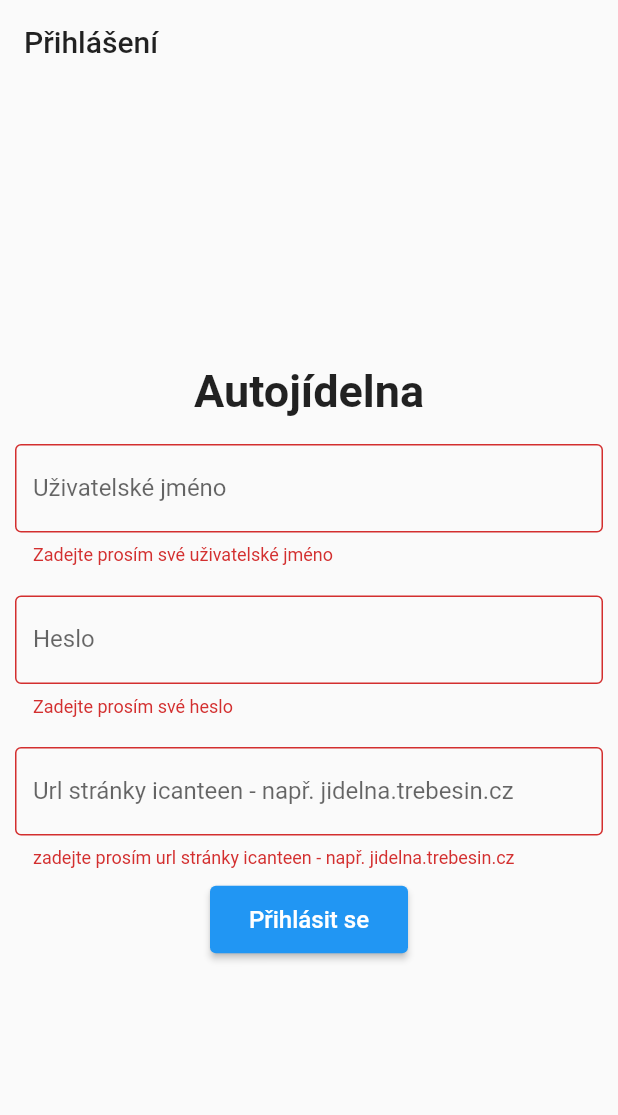
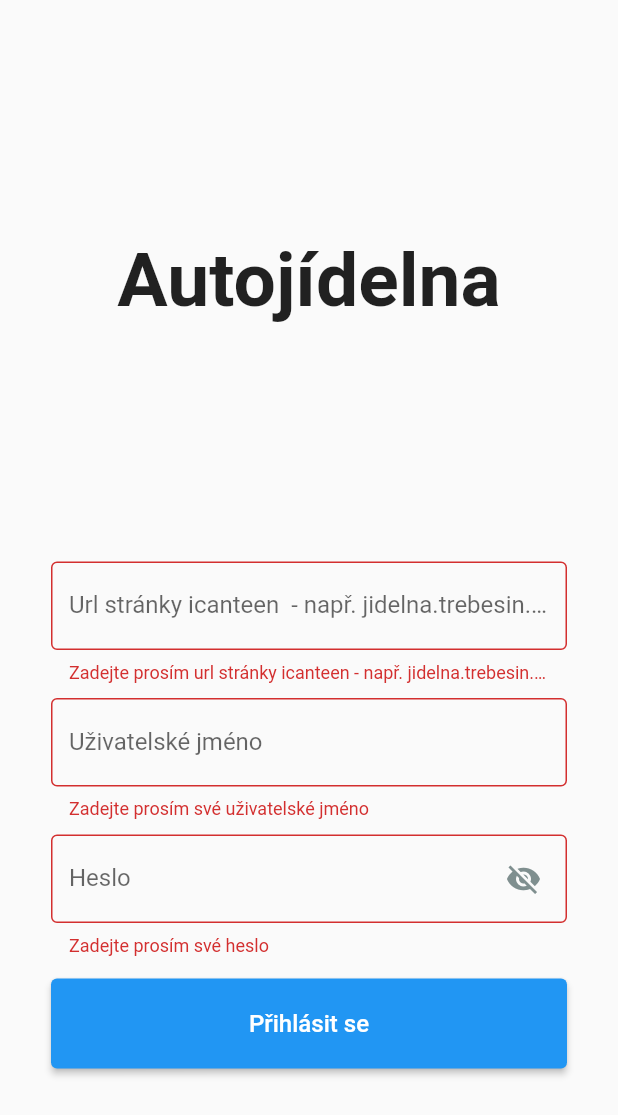
Before and after one commit to App-Elevate/AUT.aplikace-legacy, a Flutter app: the screen it shows after launch, after a tap on "Přihlásit se", on a phone screen of 412 x 824 dp. Shown: the top 1115 px of the screen. Run offline on Flutter 3.47's test engine with Material 2 defaults, Android fonts, the phone set to English and light mode, and no system bars; our stand-ins replace device_info_plus, dio, flutter_secure_storage, flutter_widget_from_html, fluttertoast, package_info and 2 more; missing offline and left inert: canteenlib, install_plugin, markdown; network calls fail.

Commit message:
loginPage styling, code refactoring

```diff
--- a/lib/methods_vars/new_release_download.dart
+++ b/lib/methods_vars/new_release_download.dart
@@ -3,14 +3,14 @@ import 'package:path_provider/path_provider.dart';
 import 'package:dio/dio.dart';
 import 'package:install_plugin/install_plugin.dart';
 import 'package:autojidelna/every_import.dart';
+
 void networkInstallApk(String fileUrl, BuildContext context) async {
   // Find the ScaffoldMessenger in the widget tree
   // and use it to show a SnackBar.
   ValueNotifier valueNotifier = ValueNotifier(-1);
   if (context.mounted && !snackbarshown.shown) {
     ScaffoldMessenger.of(context)
-          .showSnackBar(dynamicSnackbarFunction(
-              'aktualizace',context, valueNotifier))
+        .showSnackBar(dynamicSnackbarFunction('aktualizace', context, valueNotifier))
         .closed
         .then((SnackBarClosedReason reason) {
       snackbarshown.shown = false;
@@ -19,31 +19,31 @@ void networkInstallApk(String fileUrl, BuildContext context) async {
   bool neededInstallPermissionPageShown = false;
   BuildContext? neededInstallPermissionPageContext;
   var status = await Permission.requestInstallPackages.status;
-    while(status.isDenied){
-      if(context.mounted && !neededInstallPermissionPageShown){
+  while (status.isDenied) {
+    if (context.mounted && !neededInstallPermissionPageShown) {
       neededInstallPermissionPageShown = true;
-        Navigator.of(context).push(MaterialPageRoute(
-            builder: (context) {
+      Navigator.of(context).push(MaterialPageRoute(builder: (context) {
         neededInstallPermissionPageContext = context;
-              return const NeededInstallPermissionPage();}));
+        return const NeededInstallPermissionPage();
+      }));
     }
     await Future.delayed(const Duration(seconds: 1));
     status = await Permission.requestInstallPackages.status;
   }
-    if(neededInstallPermissionPageShown && neededInstallPermissionPageContext!.mounted){
+  if (neededInstallPermissionPageShown && neededInstallPermissionPageContext!.mounted) {
+    // ignore: use_build_context_synchronously
     Navigator.of(neededInstallPermissionPageContext!).pop();
   }
   var tempDownloadDir = await getTemporaryDirectory();
   String savePath = "${tempDownloadDir.path}/${fileUrl.substring(fileUrl.lastIndexOf("/") + 1)}";
-    try{
+  try {
     await Dio().download(fileUrl, savePath, onReceiveProgress: (count, total) {
       final value = count / total;
       if (valueNotifier.value != value) {
         valueNotifier.value = value;
       }
     });
-    }
-    catch(e){
+  } catch (e) {
     valueNotifier.value = -2;
     return;
   }
--- a/lib/pages/login.dart
+++ b/lib/pages/login.dart
@@ -22,10 +22,30 @@ class LoginScreen extends StatelessWidget {
           elevation: 0,
           //title color
           foregroundColor: Theme.of(context).textTheme.bodyLarge!.color,
-          title: const Text('Přihlášení'),
         ),
-        body: LoginForm(
+        body: Center(
+          child: Column(
+            mainAxisAlignment: MainAxisAlignment.spaceEvenly,
+            crossAxisAlignment: CrossAxisAlignment.center,
+            children: [
+              Container(
+                margin: const EdgeInsets.only(bottom: 50.0),
+                height: 60,
+                //cool title
+                child: const Text(
+                  'Autojídelna',
+                  style: TextStyle(
+                    fontSize: 50,
+                    fontWeight: FontWeight.bold,
+                    fontFamily: 'Roboto',
+                  ),
+                ),
+              ),
+              LoginForm(
                 setHomeWidget: setHomeWidget,
+              ),
+            ],
+          ),
         ),
       ),
     );
@@ -48,6 +68,8 @@ class _LoginFormState extends State<LoginForm> {
   late final Function setHomeWidget;
   String? passwordErrorText;
   String? urlErrorText;
+  bool showPasswd = true;
+
   void _setErrorText(String text, LoginFormErrorField field) {
     switch (field) {
       case LoginFormErrorField.password:
@@ -91,24 +113,30 @@ class _LoginFormState extends State<LoginForm> {
   Widget build(BuildContext context) {
     return Form(
       key: _formKey,
-      child: Container(
-        margin: const EdgeInsets.only(left: 8.0, right: 8.0),
+      child: Padding(
+        padding: const EdgeInsets.symmetric(horizontal: 34),
         child: Column(
-          mainAxisAlignment: MainAxisAlignment.center,
           children: [
-            const Padding(
-              padding: EdgeInsets.only(bottom: 8.0),
-              //cool title
-              child: Text('Autojídelna',
-                  style: TextStyle(
-                    fontSize: 30,
-                    fontWeight: FontWeight.bold,
-                    fontFamily: 'Roboto',
-                  )),
+            Padding(
+              padding: const EdgeInsets.symmetric(vertical: 5),
+              child: TextFormField(
+                controller: _urlController,
+                autocorrect: false,
+                decoration: InputDecoration(
+                  labelText: 'Url stránky icanteen  - např. jidelna.trebesin.cz',
+                  border: const OutlineInputBorder(),
+                  errorText: urlErrorText,
                 ),
-            Container(
-                margin: const EdgeInsets.only(
-                    top: 10, bottom: 10, left: 2, right: 2),
+                validator: (value) {
+                  if (value == null || value.isEmpty) {
+                    return 'Zadejte prosím url stránky icanteen - např. jidelna.trebesin.cz';
+                  }
+                  return null;
+                },
+              ),
+            ),
+            Padding(
+              padding: const EdgeInsets.symmetric(vertical: 5),
               child: TextFormField(
                 autofillHints: const [AutofillHints.username],
                 controller: _usernameController,
@@ -124,19 +152,33 @@ class _LoginFormState extends State<LoginForm> {
                   }
                   return null;
                 },
-                )),
-            Container(
-                margin: const EdgeInsets.only(
-                    top: 10, bottom: 10, left: 2, right: 2),
+              ),
+            ),
+            Padding(
+              padding: const EdgeInsets.symmetric(vertical: 5),
               child: TextFormField(
                 controller: _passwordController,
                 autofillHints: const [AutofillHints.password],
-                  obscureText: true,
+                obscureText: showPasswd,
                 autocorrect: false,
                 decoration: InputDecoration(
                   labelText: 'Heslo',
                   border: const OutlineInputBorder(),
                   errorText: passwordErrorText,
+                  suffixIcon: IconButton(
+                    padding: const EdgeInsets.only(right: 10),
+                    splashColor: Colors.transparent,
+                    highlightColor: Colors.transparent,
+                    onPressed: () {
+                      setState(() {
+                        showPasswd = !showPasswd;
+                      });
+                    },
+                    icon: Icon(
+                      showPasswd ? Icons.visibility_off : Icons.visibility,
+                      color: const Color(0xff7F8F8F),
+                    ),
+                  ),
                 ),
                 validator: (value) {
                   if (value == null || value.isEmpty) {
@@ -144,25 +186,8 @@ class _LoginFormState extends State<LoginForm> {
                   }
                   return null;
                 },
-                )),
-            Container(
-                margin: const EdgeInsets.only(
-                    top: 10, bottom: 10, left: 2, right: 2),
-                child: TextFormField(
-                  controller: _urlController,
-                  autocorrect: false,
-                  decoration: InputDecoration(
-                    labelText: 'Url stránky icanteen - např. jidelna.trebesin.cz',
-                    border: const OutlineInputBorder(),
-                    errorText: urlErrorText,
               ),
-                  validator: (value) {
-                    if (value == null || value.isEmpty) {
-                      return 'zadejte prosím url stránky icanteen - např. jidelna.trebesin.cz';
-                    }
-                    return null;
-                  },
-                )),
+            ),
             LoginSubmitButton(
               formKey: _formKey,
               usernameController: _usernameController,
@@ -210,8 +235,48 @@ class _LoginSubmitButtonState extends State<LoginSubmitButton> {
 
   @override
   Widget build(BuildContext context) {
-    return ElevatedButton(
-      onPressed: () async {
+    return Padding(
+      padding: const EdgeInsets.symmetric(vertical: 10),
+      child: SizedBox(
+        height: 60,
+        width: 400,
+        child: ElevatedButton(
+          onPressed: loginFieldCheck,
+          child: Builder(
+            builder: (context) {
+              if (loggingIn) {
+                return SizedBox(
+                  height: 50,
+                  child: Container(
+                    margin: const EdgeInsets.symmetric(horizontal: 140, vertical: 10),
+                    width: 50,
+                    height: 50,
+                    child: const CircularProgressIndicator(
+                      color: Colors.white,
+                      strokeWidth: 3.5,
+                    ),
+                  ),
+                );
+              } else {
+                return const SizedBox(
+                  height: 60,
+                  child: Center(
+                      child: Text(
+                    'Přihlásit se',
+                    style: TextStyle(
+                      fontSize: 16,
+                    ),
+                  )),
+                );
+              }
+            },
+          ),
+        ),
+      ),
+    );
+  }
+
+  void loginFieldCheck() async {
     if (widget.formKey.currentState!.validate()) {
       // If the form is valid, save the form fields.
       widget.formKey.currentState!.save();
@@ -228,17 +293,11 @@ class _LoginSubmitButtonState extends State<LoginSubmitButton> {
         url = 'https://$url';
       }
       try {
-            await initCanteen(
-                    hasToBeNew: true,
-                    url: url,
-                    username: widget.usernameController.text,
-                    password: widget.passwordController.text)
+        await initCanteen(hasToBeNew: true, url: url, username: widget.usernameController.text, password: widget.passwordController.text)
             .then((login) {
           if (login.prihlasen) {
-                saveDataToSecureStorage(
-                    'username', widget.usernameController.text);
-                saveDataToSecureStorage(
-                    'password', widget.passwordController.text);
+            saveDataToSecureStorage('username', widget.usernameController.text);
+            saveDataToSecureStorage('password', widget.passwordController.text);
             saveData('url', url);
             saveData('loggedIn', '1');
             setHomeWidget(MainAppScreen(setHomeWidget: setHomeWidget));
@@ -246,55 +305,21 @@ class _LoginSubmitButtonState extends State<LoginSubmitButton> {
             setState(() {
               loggingIn = false;
             });
-                widget.errorSetter!('Špatné heslo nebo uživatelské jméno',
-                    LoginFormErrorField.password);
+            widget.errorSetter!('Špatné heslo nebo uživatelské jméno', LoginFormErrorField.password);
           }
         });
       } catch (e) {
         if (e.toString().contains('Failed host lookup: ')) {
           widget.errorSetter!('Nesprávné url', LoginFormErrorField.url);
         } else if (e.toString().contains('Login failed')) {
-              widget.errorSetter!('Špatné heslo nebo uživatelské jméno',
-                  LoginFormErrorField.password);
+          widget.errorSetter!('Špatné heslo nebo uživatelské jméno', LoginFormErrorField.password);
         } else {
-              widget.errorSetter!(
-                  'Připojení k serveru selhalo', LoginFormErrorField.url);
+          widget.errorSetter!('Připojení k serveru selhalo', LoginFormErrorField.url);
         }
         setState(() {
           loggingIn = false;
         });
       }
     }
-      },
-      child: Builder(
-        builder: (context) {
-          if (loggingIn) {
-            return SizedBox(
-              width: 45,
-              height: 45,
-              child: Container(
-                margin: const EdgeInsets.all(7.0),
-                child: const CircularProgressIndicator(
-                  color: Color.fromARGB(255, 11, 194, 11),
-                  strokeWidth: 3.5,
-                ),
-              ),
-            );
-          } else {
-            return const SizedBox(
-              width: 100,
-              height: 45,
-              child: Center(
-                  child: Text(
-                'Přihlásit se',
-                style: TextStyle(
-                  fontSize: 16,
-                ),
-              )),
-            );
-          }
-        },
-      ),
-    );
   }
 }
```
Also changed, not shown: pubspec.lock. Lines whose indentation alone changed are shown as unchanged.
